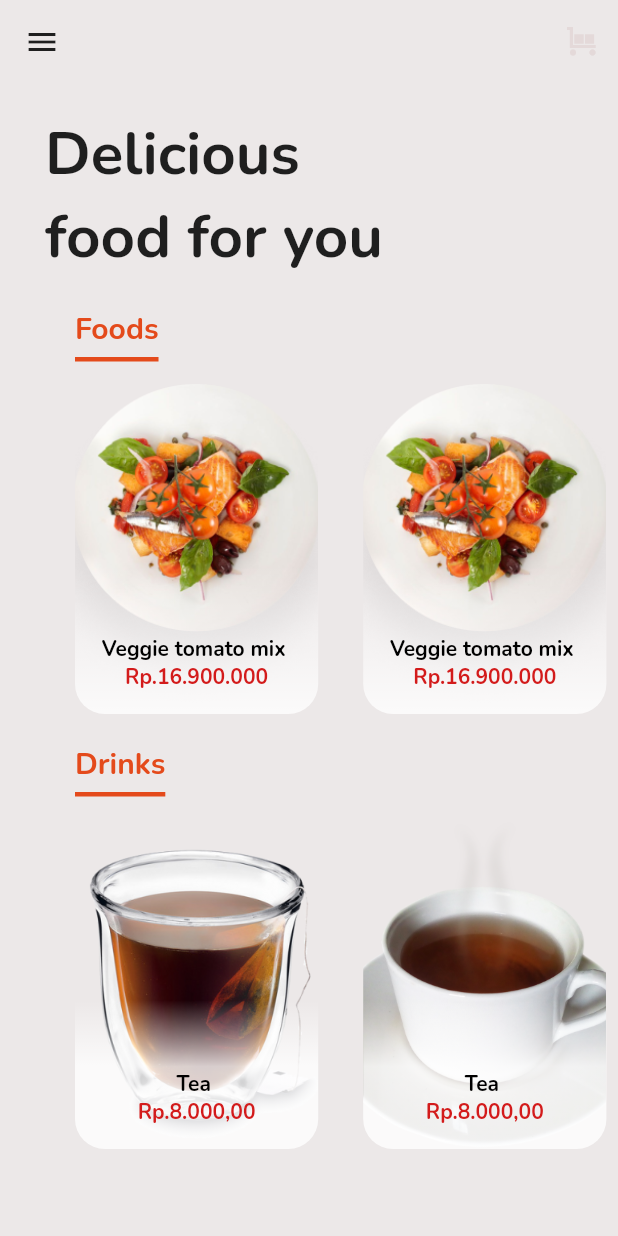
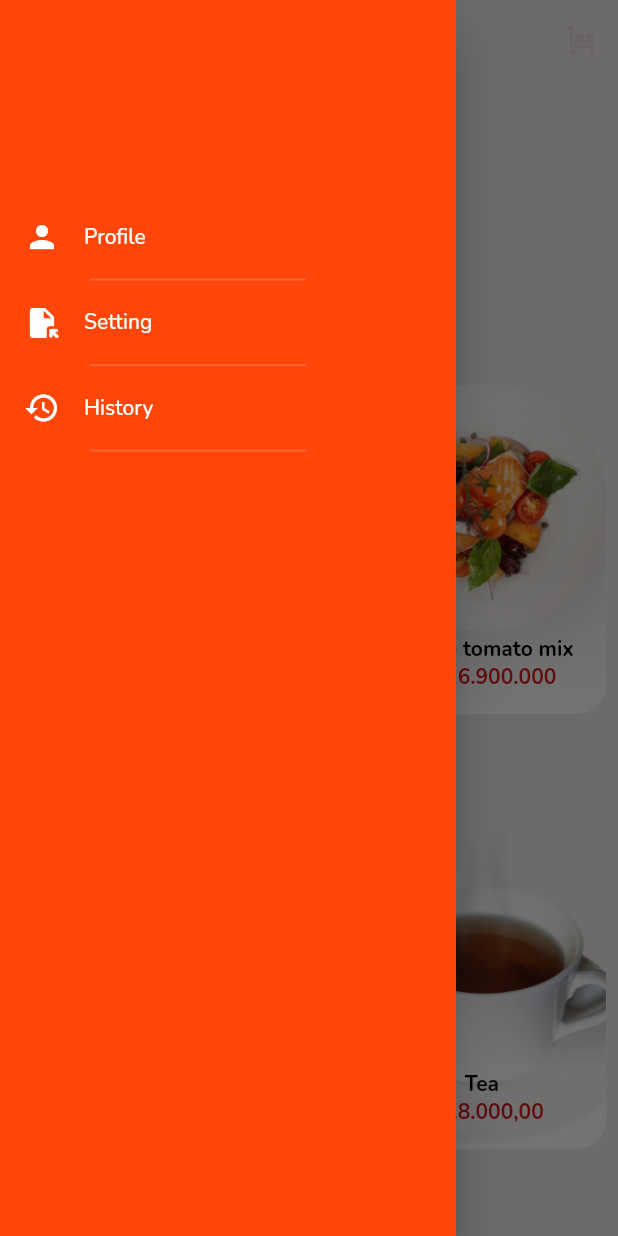
Before and after one commit to Dy4z/flutter-first-app, a Flutter app: the screen it shows after launch, with the side drawer open (before the commit the screen has no drawer), on a phone screen of 412 x 824 dp. Run offline on Flutter 3.47's test engine with Material 2 defaults, Android fonts, the phone set to English and light mode, and no system bars; our stand-ins replace flutter_native_splash.

```diff
--- a/lib/main.dart
+++ b/lib/main.dart
@@ -1,5 +1,7 @@
 import 'package:flutter/material.dart';
 import 'package:flutter_native_splash/flutter_native_splash.dart';
+import 'package:foodapp/makanan.dart';
+import 'package:foodapp/minuman.dart';
 
 Future main() async {
 
@@ -25,10 +27,17 @@ class MyApp extends StatelessWidget {
   Widget build(BuildContext context) {
     return MaterialApp(
       title: 'Flutter Demo',
+      theme: ThemeData(
+        fontFamily: 'Nunito',
+
+      ),
       debugShowCheckedModeBanner: false,
-      theme: ThemeData(fontFamily: 'Nunito'
-      ),
-      home: const MyHomePage(),
+      initialRoute: 'home',
+      routes: {
+        'home': (_) => const MyHomePage(),
+        'makanan': (_) => const Makanan(),
+        'minuman': (_) => const Minuman(),
+      },
     );
   }
 }
@@ -49,12 +58,7 @@ class _MyHomePageState extends State<MyHomePage> {
       appBar: AppBar(
         backgroundColor: const Color.fromARGB(255, 236, 232, 232),
         elevation: 0,
-        leading: IconButton(
-          icon: const Icon(
-            Icons.menu),
-            color: Colors.black87,
-          onPressed: () {},
-        ),
+        iconTheme: const IconThemeData(color: Colors.black),
 
         actions: [
           IconButton(
@@ -64,7 +68,8 @@ class _MyHomePageState extends State<MyHomePage> {
         ],
       ),
 
-  body: SafeArea(
+  body: Center(
+    child: SafeArea(
           child: SingleChildScrollView(
             child: Column(
               crossAxisAlignment: CrossAxisAlignment.start,
@@ -145,7 +150,8 @@ class _MyHomePageState extends State<MyHomePage> {
                       const SizedBox(
                         height: 15,
                       ),
-                    SizedBox(
+                    GestureDetector(
+                        child: SizedBox(
                           height: 220,
                           child: ListView(
                             scrollDirection: Axis.horizontal,
@@ -155,6 +161,11 @@ class _MyHomePageState extends State<MyHomePage> {
                             ],
 
                           ),
+                        ),
+                        onTap: () {
+                          Navigator.push(context,
+                          MaterialPageRoute(builder: (context) => const Makanan()));
+                        },
                       ),
                       const SizedBox(
                         height: 20,
@@ -186,16 +197,23 @@ class _MyHomePageState extends State<MyHomePage> {
                       const SizedBox(
                         height: 15,
                       ),
-                    SizedBox(
+                      GestureDetector(
+                        child: SizedBox(
                           height: 220,
                           child: ListView(
                             scrollDirection: Axis.horizontal,
                             children: <Widget>[
                               promoCard2('assets/minuman2.png'),
                               promoCard2('assets/minuman3.png'),
+
                             ],
                           ),
 
+                        ),
+                        onTap: () {
+                          Navigator.push(context,
+                          MaterialPageRoute(builder: (context) => const Minuman()));
+                        },
                       ),
                       const SizedBox(
                         height: 20,
@@ -258,6 +276,70 @@ class _MyHomePageState extends State<MyHomePage> {
           ),
         ]),
       )
+      ),
+  ),
+  drawer: Drawer (
+    backgroundColor: const Color(0xffFF460A),
+
+    child: ListView(
+      children: [
+      Container (
+        padding: const EdgeInsets.all(65),
+      ),
+
+        const ListTile(
+          leading: Icon (Icons.person),
+          title: Text('Profile'),
+          iconColor: Colors.white,
+          textColor: Colors.white,
+          minLeadingWidth: 10,
+          // onLongPress: () {
+          //   print('klik');
+          // },
+          // onTap: () {
+          //   print('menu profile');
+          //   },
+        ),
+       const Divider(
+          height: 1,
+          thickness: 1.3,
+          indent: 60,
+          endIndent: 100,
+          color: Color.fromARGB(43, 255, 255, 255),
+        ),
+
+        const ListTile(
+          leading : Icon(Icons.file_open_rounded),
+          title: Text('Setting'),
+          iconColor: Colors.white,
+          textColor: Colors.white,
+          minLeadingWidth: 10,
+        ),
+        const Divider(
+          height: 1,
+          thickness: 1.3,
+          indent: 60,
+          endIndent: 100,
+          color: Color.fromARGB(43, 255, 255, 255),
+        ),
+
+        const ListTile(
+          leading : Icon(Icons.history),
+          title: Text('History'),
+          iconColor: Colors.white,
+          textColor: Colors.white,
+          minLeadingWidth: 10,
+        ),
+        const Divider(
+          height: 1,
+          thickness: 1.3,
+          indent: 60,
+          endIndent: 100,
+          color: Color.fromARGB(43, 255, 255, 255),
+        ),
+      ],
+    ),
+
   )
     );
   }
```
Also changed, not shown: lib/makanan.dart (added, +22 -0 lines), lib/minuman.dart (added, +23 -0 lines). Lines whose indentation alone changed are shown as unchanged.
